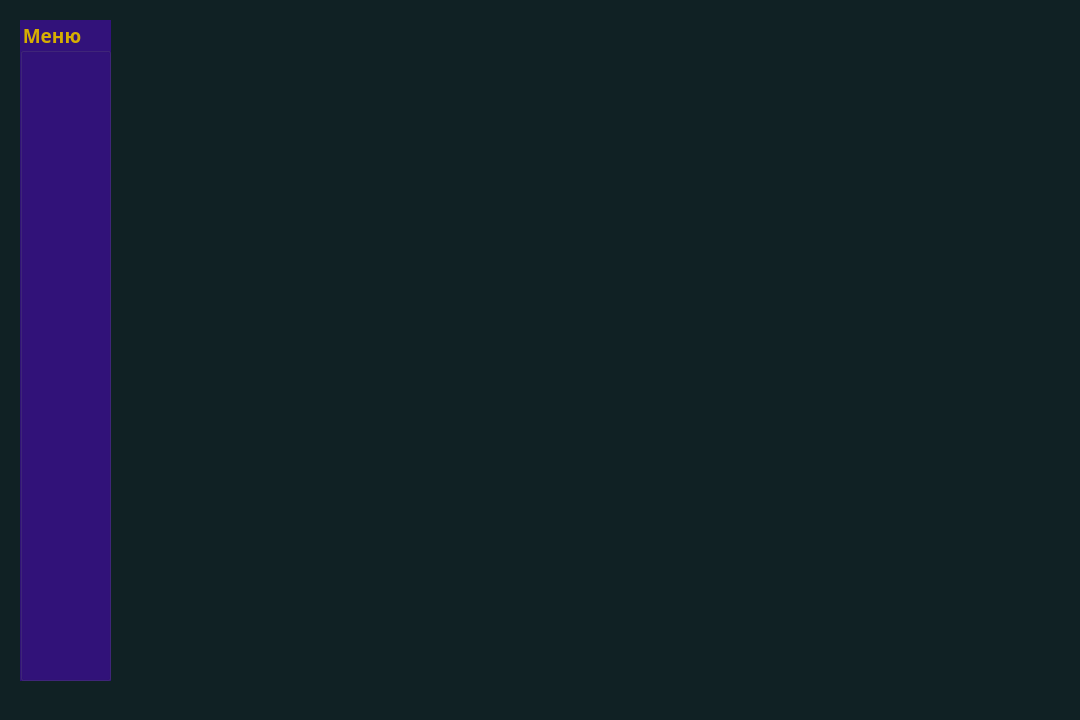
Qt form menu.ui (ZeNik77/MEGAPROJECT) before a commit.
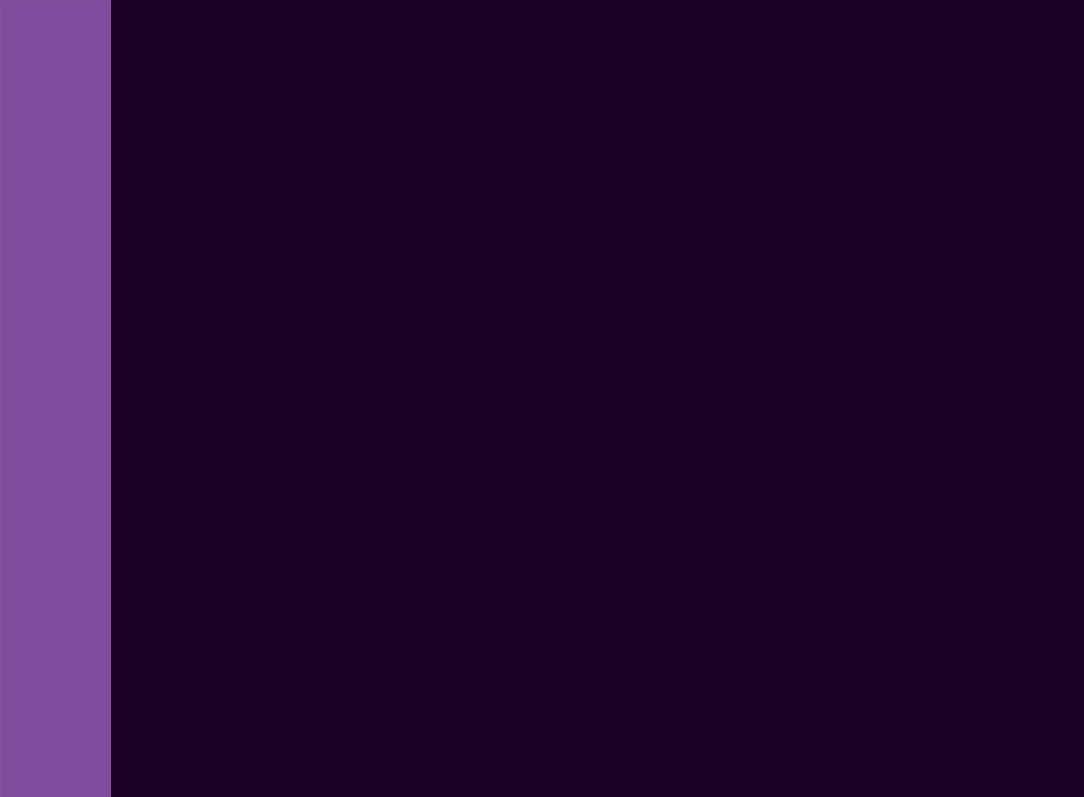
The same form after that commit.

The edit to the form file:
```diff
--- a/menu.ui
+++ b/menu.ui
@@ -6,40 +6,31 @@
    <rect>
     <x>0</x>
     <y>0</y>
-    <width>1080</width>
-    <height>720</height>
+    <width>1084</width>
+    <height>797</height>
    </rect>
   </property>
   <property name="windowTitle">
    <string>MainWindow</string>
   </property>
+  <property name="styleSheet">
+   <string notr="true">background-color: #1A0128;</string>
+  </property>
   <widget class="QWidget" name="centralwidget">
-   <property name="styleSheet">
-    <string notr="true">background-color: #102124</string>
-   </property>
-   <widget class="QGroupBox" name="tasks_box">
+   <widget class="QGroupBox" name="groupBox">
     <property name="geometry">
      <rect>
-      <x>20</x>
-      <y>20</y>
-      <width>91</width>
-      <height>661</height>
+      <x>0</x>
+      <y>0</y>
+      <width>111</width>
+      <height>801</height>
      </rect>
     </property>
-    <property name="font">
-     <font>
-      <family>Rubik</family>
-      <pointsize>14</pointsize>
-      <weight>75</weight>
-      <bold>true</bold>
-     </font>
-    </property>
     <property name="styleSheet">
-     <string notr="true">color: #d6ae01;
-background-color: #32127a</string>
+     <string notr="true">background-color: #814D9F;</string>
     </property>
     <property name="title">
-     <string>Меню</string>
+     <string/>
     </property>
    </widget>
   </widget>
```
Left out of the diff: 13 changed lines with no effect on the pictures.
